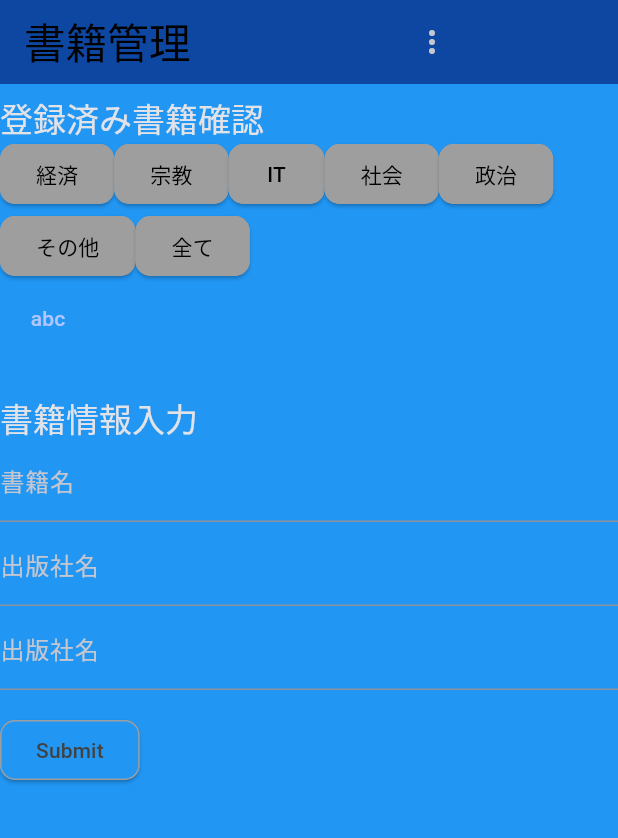
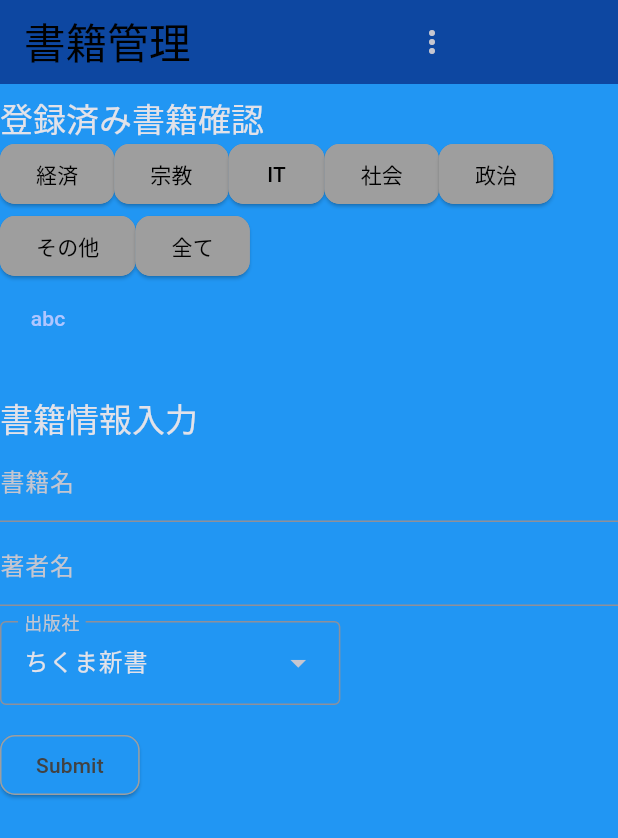
Before and after one commit to of3jlmssoo/bookmgr, a Flutter app: the screen it shows after launch, on a phone screen of 412 x 824 dp. Shown: the top 838 px of the screen. Run offline on Flutter 3.47's test engine with Material 3 defaults, Android fonts, the phone set to English and light mode, and no system bars; our stand-ins replace flutter_riverpod, go_router, logger, riverpod_annotation, sqflite_common_ffi; accounts and stored records are empty; generated files the repository leaves out were written again.

Commit message:
dropdownmenu 4 publisher

```diff
--- a/lib/consts.dart
+++ b/lib/consts.dart
@@ -1,3 +1,7 @@
+import 'dart:collection';
+
+import 'package:flutter/material.dart';
+
 const databaseName = "bookmgr_database.db";
 
 enum BookGenre {
@@ -13,31 +17,39 @@ enum BookGenre {
   final String name;
 }
 
+typedef PublisherEntry = DropdownMenuEntry<Publisher>;
+
 enum Publisher {
-  chikuma("ちくま新書"),
-  chikumap("ちくまプリマー新書"),
-  chikumag("ちくま学芸文庫"),
-  hayakawab("早川文庫"),
-  php("PHP新書"),
-  asahi("朝日新著"),
-  chuukou("中公新書"),
-  koudangakubunn("講談社学術文庫"),
-  koudangshinsho("講談社現代新書"),
-  koudanshaplus("講談社+α新書"),
-  bluebacks("ブルーバックス"),
-  koubun("光文社新書"),
-  shincho("新潮新書"),
-  kawada("河出書房新社"),
-  shuueisha("集英社新書"),
-  iwanamigbunko("岩波現代文庫"),
-  iwanamibunko("岩波文庫"),
-  iwanamishinsho("岩波新書"),
-  iwanamij("岩波ジュニア新書"),
-  waseda("早稲田新書"),
-  fusou("扶桑社新書"),
-  gentousha("幻冬舎新書"),
-  shodensha("祥伝社新書");
+  chikuma("ちくま新書", Icons.favorite),
+  chikumap("ちくまプリマー新書", Icons.book),
+  chikumag("ちくま学芸文庫", Icons.book),
+  hayakawab("早川文庫", Icons.book),
+  php("PHP新書", Icons.book),
+  asahi("朝日新著", Icons.book),
+  chuukou("中公新書", Icons.book),
+  koudangakubunn("講談社学術文庫", Icons.book),
+  koudangshinsho("講談社現代新書", Icons.book),
+  koudanshaplus("講談社+α新書", Icons.book),
+  bluebacks("ブルーバックス", Icons.book),
+  koubun("光文社新書", Icons.book),
+  shincho("新潮新書", Icons.book),
+  kawada("河出書房新社", Icons.book),
+  shuueisha("集英社新書", Icons.book),
+  iwanamigbunko("岩波現代文庫", Icons.book),
+  iwanamibunko("岩波文庫", Icons.book),
+  iwanamishinsho("岩波新書", Icons.book),
+  iwanamij("岩波ジュニア新書", Icons.book),
+  waseda("早稲田新書", Icons.book),
+  fusou("扶桑社新書", Icons.book),
+  gentousha("幻冬舎新書", Icons.book),
+  shodensha("祥伝社新書", Icons.book),
+  other("その他", Icons.book),
+  all("全て", Icons.book);
 
-  const Publisher(this.name);
+  const Publisher(this.name, this.icon);
   final String name;
+  final IconData icon;
+  static final List<PublisherEntry> entries = UnmodifiableListView<PublisherEntry>(
+    values.map<PublisherEntry>((Publisher publisher) => PublisherEntry(value: publisher, label: publisher.name)),
+  );
 }
--- a/lib/main.dart
+++ b/lib/main.dart
@@ -30,7 +30,7 @@ void main() {
   );
 }
 
-// TODO: make list publishers
+// TODO: make list publishers as registered books
 class App extends StatelessWidget {
   const App({super.key});
 
@@ -110,9 +110,11 @@ class _MyAppState extends State<MyApp> {
 }
 
 class InputBookForm extends StatelessWidget {
-  const InputBookForm({super.key, required GlobalKey<FormState> formKey}) : _formKey = formKey;
+  InputBookForm({super.key, required GlobalKey<FormState> formKey}) : _formKey = formKey;
 
   final GlobalKey<FormState> _formKey;
+
+  final TextEditingController publisherController = TextEditingController();
 
   @override
   Widget build(BuildContext context) {
@@ -134,25 +136,34 @@ class InputBookForm extends StatelessWidget {
           ),
           TextFormField(
             // The validator receives the text that the user has entered.
-            decoration: const InputDecoration(labelText: "出版社名"),
+            decoration: const InputDecoration(labelText: "著者名"),
             onSaved: (String? value) {},
             validator: (value) {
               if (value == null || value.isEmpty) {
-                return '出版社名を入力してください';
+                return '著者名を入力してください';
               }
               return null;
             },
           ),
-          TextFormField(
-            // The validator receives the text that the user has entered.
-            decoration: const InputDecoration(labelText: "出版社名"),
-            onSaved: (String? value) {},
-            validator: (value) {
-              if (value == null || value.isEmpty) {
-                return '出版社名を入力してください';
-              }
-              return null;
-            },
+          // TextFormField(
+          //   // The validator receives the text that the user has entered.
+          //   decoration: const InputDecoration(labelText: "出版社名"),
+          //   onSaved: (String? value) {},
+          //   validator: (value) {
+          //     if (value == null || value.isEmpty) {
+          //       return '出版社名を入力してください';
+          //     }
+          //     return null;
+          //   },
+          // ),
+          SizedBox(height: 10),
+          DropdownMenu<Publisher>(
+            initialSelection: Publisher.chikuma,
+            controller: publisherController,
+            requestFocusOnTap: true,
+            label: const Text('出版社'),
+            onSelected: (Publisher? publisher) {},
+            dropdownMenuEntries: Publisher.entries,
           ),
 
           Padding(
```
